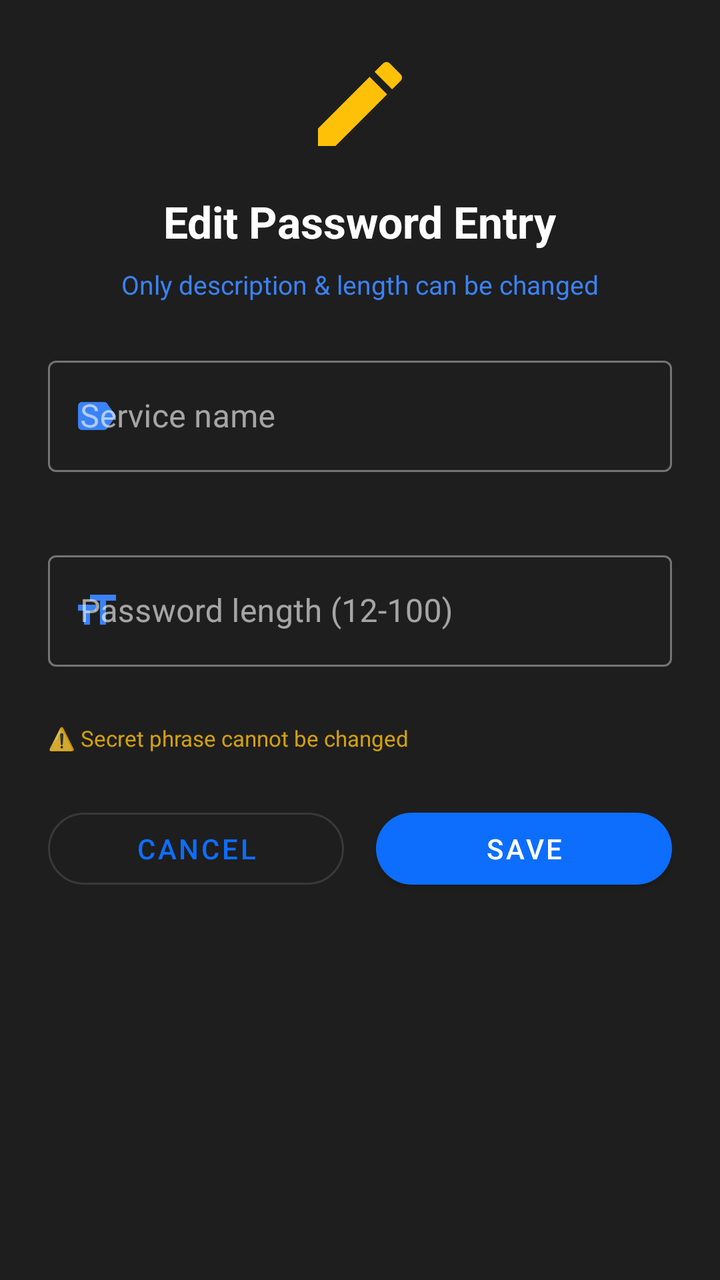
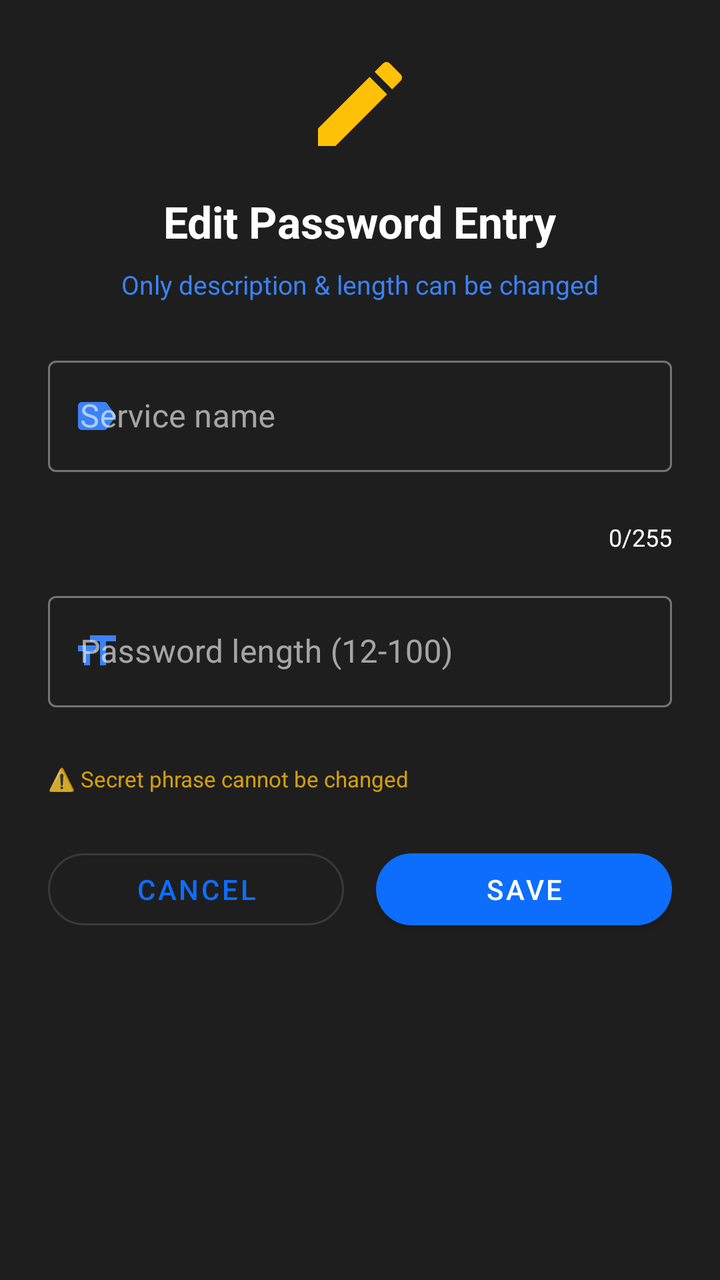

An Android layout rendered at two revisions. The XML below is the earlier revision; the diff shows what the commit changed to produce the second picture.
<!-- AndroidManifest.xml: application theme Theme.SmartPasswordManager -->
<!-- res/layout/dialog_edit_custom.xml -->
<?xml version="1.0" encoding="utf-8"?>
<LinearLayout xmlns:android="http://schemas.android.com/apk/res/android"
    xmlns:app="http://schemas.android.com/apk/res-auto"
    android:layout_width="match_parent"
    android:layout_height="wrap_content"
    android:orientation="vertical"
    android:padding="24dp"
    android:background="@color/dark_surface">

    <ImageView
        android:layout_width="56dp"
        android:layout_height="56dp"
        android:layout_gravity="center"
        android:src="@drawable/ic_edit"
        android:layout_marginBottom="16dp"
        app:tint="#FFC107" />

    <TextView
        android:layout_width="wrap_content"
        android:layout_height="wrap_content"
        android:layout_gravity="center"
        android:text="Edit Password Entry"
        android:textSize="22sp"
        android:textStyle="bold"
        android:textColor="@color/white"
        android:layout_marginBottom="8dp" />

    <TextView
        android:layout_width="wrap_content"
        android:layout_height="wrap_content"
        android:layout_gravity="center"
        android:text="Only description &amp; length can be changed"
        android:textSize="13sp"
        android:textColor="@color/primary_blue_light"
        android:layout_marginBottom="24dp" />

    <com.google.android.material.textfield.TextInputLayout
        android:id="@+id/descriptionLayout"
        android:layout_width="match_parent"
        android:layout_height="wrap_content"
        android:hint="Service name"
        app:startIconDrawable="@drawable/ic_label"
        app:startIconTint="@color/primary_blue_light"
        app:endIconMode="clear_text"
        app:errorEnabled="true"
        style="@style/Widget.MaterialComponents.TextInputLayout.OutlinedBox">

        <com.google.android.material.textfield.TextInputEditText
            android:id="@+id/entryDescription"
            android:layout_width="match_parent"
            android:layout_height="wrap_content"
            android:inputType="text"
            android:maxLength="255"
            android:maxLines="1" />

    </com.google.android.material.textfield.TextInputLayout>

    <com.google.android.material.textfield.TextInputLayout
        android:id="@+id/lengthLayout"
        android:layout_width="match_parent"
        android:layout_height="wrap_content"
        android:layout_marginTop="16dp"
        android:hint="Password length (12-100)"
        app:startIconDrawable="@drawable/ic_format_size"
        app:startIconTint="@color/primary_blue_light"
        app:endIconMode="clear_text"
        app:errorEnabled="true"
        style="@style/Widget.MaterialComponents.TextInputLayout.OutlinedBox">

        <com.google.android.material.textfield.TextInputEditText
            android:id="@+id/entryLength"
            android:layout_width="match_parent"
            android:layout_height="wrap_content"
            android:inputType="number"
            android:maxLength="3"
            android:textColor="@color/white" />

    </com.google.android.material.textfield.TextInputLayout>

    <TextView
        android:layout_width="wrap_content"
        android:layout_height="wrap_content"
        android:layout_marginTop="8dp"
        android:text="⚠️ Secret phrase cannot be changed"
        android:textSize="11sp"
        android:textColor="#FFC107"
        android:alpha="0.8" />

    <LinearLayout
        android:layout_width="match_parent"
        android:layout_height="wrap_content"
        android:orientation="horizontal"
        android:layout_marginTop="24dp">

        <com.google.android.material.button.MaterialButton
            android:id="@+id/btnCancel"
            android:layout_width="0dp"
            android:layout_height="48dp"
            android:layout_weight="1"
            android:layout_marginEnd="8dp"
            android:text="CANCEL"
            app:cornerRadius="24dp"
            style="@style/Widget.MaterialComponents.Button.OutlinedButton" />

        <com.google.android.material.button.MaterialButton
            android:id="@+id/btnSave"
            android:layout_width="0dp"
            android:layout_height="48dp"
            android:layout_weight="1"
            android:layout_marginStart="8dp"
            android:text="SAVE"
            app:cornerRadius="24dp"
            style="@style/Widget.MaterialComponents.Button" />

    </LinearLayout>

</LinearLayout>
<!-- resources referenced by this layout -->
<resources>
  <color name="dark_surface">#1e1e1e</color>
  <color name="primary_blue_light">#3b82f6</color>
  <color name="white">#ffffff</color>
  <!-- drawable ic_edit (drawable) -->
  <vector xmlns:android="http://schemas.android.com/apk/res/android"
      android:width="24dp"
      android:height="24dp"
      android:viewportWidth="24"
      android:viewportHeight="24">
      <path
          android:fillColor="#FFFFFF"
          android:pathData="M3,17.25V21h3.75L17.81,9.94l-3.75,-3.75L3,17.25zM20.71,7.04c0.39,-0.39 0.39,-1.02 0,-1.41l-2.34,-2.34c-0.39,-0.39 -1.02,-0.39 -1.41,0l-1.83,1.83 3.75,3.75 1.83,-1.83z"/>
  </vector>
  <!-- drawable ic_format_size (drawable) -->
  <vector xmlns:android="http://schemas.android.com/apk/res/android"
      android:width="24dp"
      android:height="24dp"
      android:viewportWidth="24"
      android:viewportHeight="24">
      <path
          android:fillColor="#FFFFFF"
          android:pathData="M9,4v3h5v12h3V7h5V4H9zM3,12h3v7h3v-7h3V9H3v3z"/>
  </vector>
  <!-- drawable ic_label (drawable) -->
  <vector xmlns:android="http://schemas.android.com/apk/res/android"
      android:width="24dp"
      android:height="24dp"
      android:viewportWidth="24"
      android:viewportHeight="24">
      <path
          android:fillColor="#FFFFFF"
          android:pathData="M17.63,5.84C17.27,5.33 16.67,5 16,5L5,5.01C3.9,5.01 3,5.9 3,7v10c0,1.1 0.9,1.99 2,1.99L16,19c0.67,0 1.27,-0.33 1.63,-0.84L22,12l-4.37,-6.16z"/>
  </vector>
  <style name="Theme.SmartPasswordManager" parent="Theme.MaterialComponents.DayNight.NoActionBar">
          <item name="colorPrimary">@color/primary_blue</item>
          <item name="colorPrimaryVariant">@color/primary_blue_dark</item>
          <item name="colorOnPrimary">@color/white</item>
          <item name="colorSecondary">@color/primary_blue_light</item>
          <item name="colorOnSecondary">@color/white</item>
          <item name="android:colorBackground">@color/dark_background</item>
          <item name="colorSurface">@color/dark_surface</item>
          <item name="colorOnSurface">@color/white</item>
          <item name="materialAlertDialogTheme">@style/ThemeOverlay.MaterialComponents.MaterialAlertDialog</item>
      </style>
  <color name="primary_blue">#0d6efd</color>
  <color name="primary_blue_dark">#0a58ca</color>
  <color name="dark_background">#121212</color>
  <style name="ThemeOverlay.MaterialComponents.MaterialAlertDialog" parent="ThemeOverlay.MaterialComponents.MaterialAlertDialog" tools:ignore="PrivateResource,ResourceCycle">
          <item name="colorPrimary">@color/primary_blue</item>
          <item name="colorOnSurface">@color/white</item>
          <item name="colorSurface">@color/dark_surface</item>
      </style>
</resources>

<!-- the commit's change to res/layout/dialog_edit_custom.xml (unified diff, before → after) -->
@@ -52,6 +52,16 @@
             android:inputType="text"
             android:maxLength="255"
             android:maxLines="1" />
+
+        <TextView
+            android:id="@+id/charCounter"
+            android:layout_width="wrap_content"
+            android:layout_height="wrap_content"
+            android:layout_gravity="end"
+            android:layout_marginTop="4dp"
+            android:text="0/255"
+            android:textSize="12sp"
+            android:textColor="@android:color/white" />
 
     </com.google.android.material.textfield.TextInputLayout>
 
